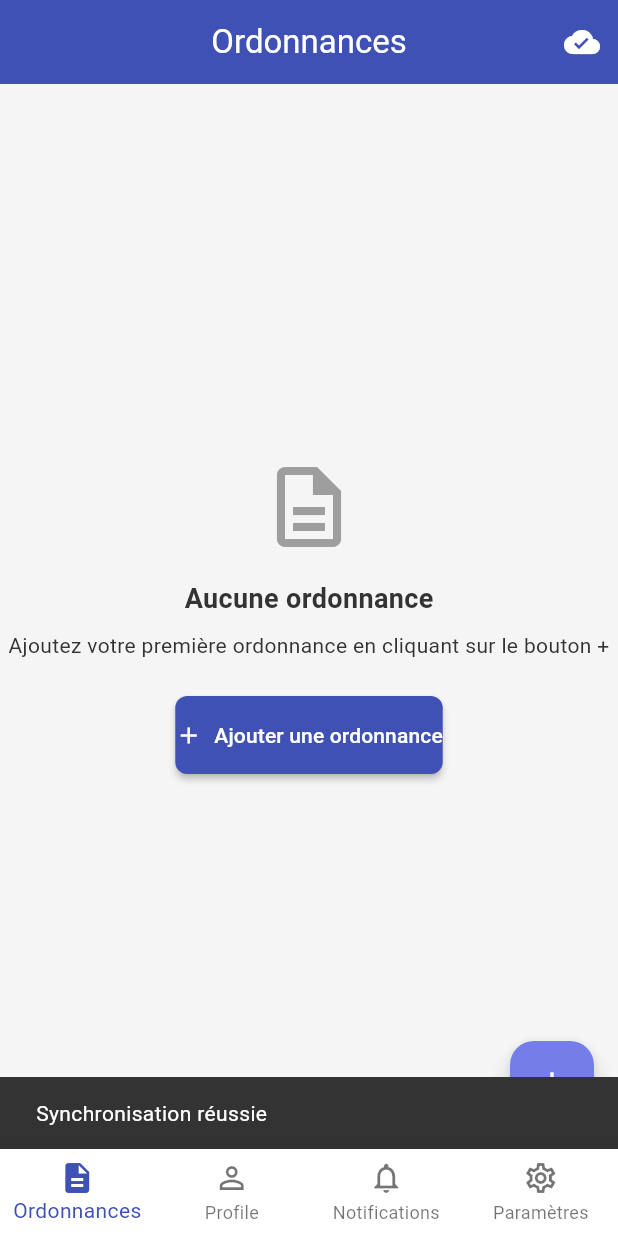
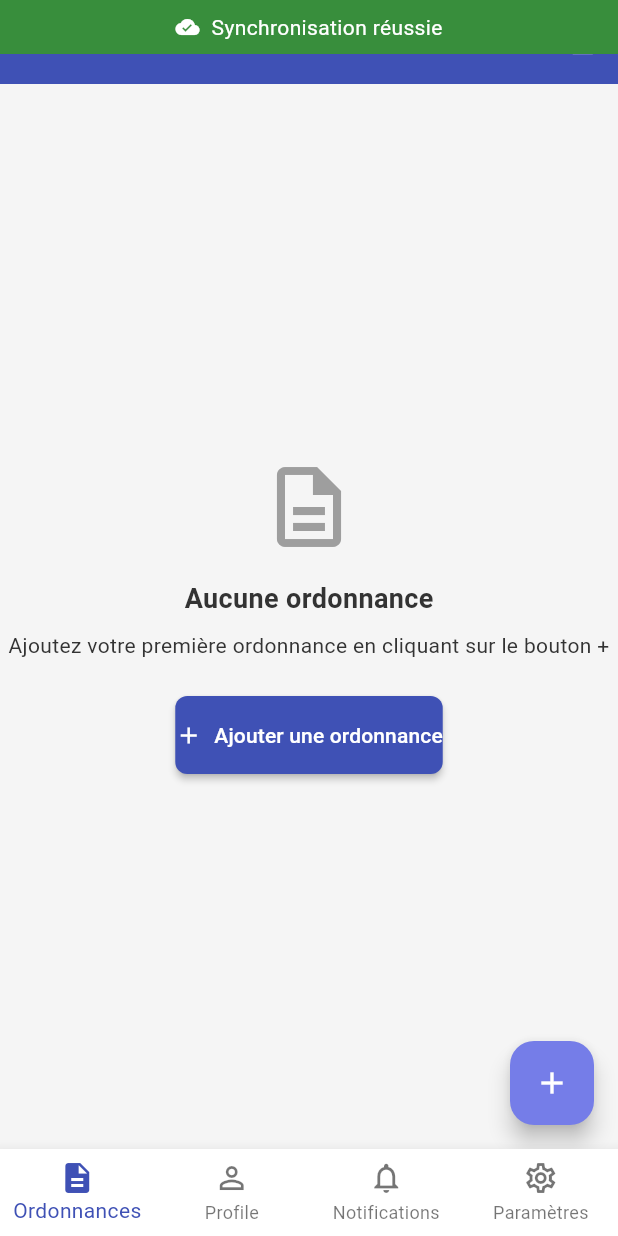
Before and after one commit to ThomasSAMP/prescription-manager-flutter, a Flutter app: the screen it shows once a user with an empty profile is signed in, after a tap on the "cloud done" icon, on a phone screen of 412 x 824 dp. Run offline on Flutter 3.47's test engine with Material 3 defaults, Android fonts, the phone set to English and light mode, and no system bars; our stand-ins replace cached_network_image, cloud_firestore, connectivity_plus, device_info_plus, dio, firebase_analytics and 19 more; missing offline and left inert: encrypt, workmanager; accounts and stored records are empty; generated files the repository leaves out were written again; statements that could not run were skipped; project files that could hold a hidden picture were left out.

Commit message:
add sync overlay & rework sync system

```diff
--- a/lib/core/di/register_module.dart
+++ b/lib/core/di/register_module.dart
@@ -10,6 +10,7 @@ import '../../shared/providers/sync_status_provider.dart';
 import '../config/env_config.dart';
 import '../network/dio_client.dart';
 import '../services/connectivity_service.dart';
+import '../services/sync_notification_service.dart';
 import 'injection.dart';
 
 @module
@@ -36,5 +37,6 @@ abstract class RegisterModule {
   AppNavigationObserver get navigationObserver => AppNavigationObserver();
 
   @lazySingleton
-  SyncStatusNotifier get syncStatusNotifier => SyncStatusNotifier(getIt<ConnectivityService>());
+  SyncStatusNotifier get syncStatusNotifier =>
+      SyncStatusNotifier(getIt<ConnectivityService>(), getIt<SyncNotificationService>());
 }
--- /dev/null
+++ b/lib/core/services/sync_notification_service.dart
@@ -0,0 +1,131 @@
+import 'dart:async';
+
+import 'package:injectable/injectable.dart';
+
+import '../../shared/widgets/sync_status_indicator.dart';
+import '../utils/logger.dart';
+
+@lazySingleton
+class SyncNotificationService {
+  // Contrôleur pour les notifications
+  final StreamController<SyncNotification> _notificationController =
+      StreamController<SyncNotification>.broadcast();
+
+  // Stream exposé pour que les autres parties de l'application puissent écouter les notifications
+  Stream<SyncNotification> get notifications => _notificationController.stream;
+
+  // Notification actuelle
+  SyncNotification? _currentNotification;
+  SyncNotification? get currentNotification => _currentNotification;
+
+  // Minuteur pour masquer automatiquement les notifications
+  Timer? _autoHideTimer;
+
+  // Afficher une notification de synchronisation
+  void showSyncing() {
+    _cancelAutoHideTimer();
+    _currentNotification = SyncNotification(
+      status: SyncStatus.syncing,
+      message: 'Synchronisation en cours...',
+      timestamp: DateTime.now(),
+    );
+    _notificationController.add(_currentNotification!);
+    AppLogger.debug('SyncNotificationService: Showing syncing notification');
+  }
+
+  // Afficher une notification de synchronisation réussie
+  void showSynced() {
+    _cancelAutoHideTimer();
+    _currentNotification = SyncNotification(
+      status: SyncStatus.synced,
+      message: 'Synchronisation réussie',
+      timestamp: DateTime.now(),
+    );
+    _notificationController.add(_currentNotification!);
+    AppLogger.debug('SyncNotificationService: Showing synced notification');
+
+    // Masquer automatiquement après 3 secondes
+    _autoHideTimer = Timer(const Duration(seconds: 3), hide);
+  }
+
+  // Afficher une notification d'erreur
+  void showError(String errorMessage) {
+    _cancelAutoHideTimer();
+    _currentNotification = SyncNotification(
+      status: SyncStatus.error,
+      message: 'Erreur: $errorMessage',
+      timestamp: DateTime.now(),
+    );
+    _notificationController.add(_currentNotification!);
+    AppLogger.debug('SyncNotificationService: Showing error notification');
+  }
+
+  // Afficher une notification de mode hors ligne
+  void showOffline() {
+    _cancelAutoHideTimer();
+    _currentNotification = SyncNotification(
+      status: SyncStatus.offline,
+      message: 'Mode hors ligne',
+      timestamp: DateTime.now(),
+    );
+    _notificationController.add(_currentNotification!);
+    AppLogger.debug('SyncNotificationService: Showing offline notification');
+  }
+
+  // Afficher une notification de synchronisation en attente
+  void showPendingSync(int count) {
+    _cancelAutoHideTimer();
+    _currentNotification = SyncNotification(
+      status: SyncStatus.pendingSync,
+      message: '$count modification${count > 1 ? 's' : ''} en attente',
+      timestamp: DateTime.now(),
+    );
+    _notificationController.add(_currentNotification!);
+    AppLogger.debug('SyncNotificationService: Showing pending sync notification');
+  }
+
+  // Masquer la notification actuelle
+  void hide() {
+    _cancelAutoHideTimer();
+    if (_currentNotification != null) {
+      _currentNotification = null;
+      _notificationController.add(SyncNotification.hidden());
+      AppLogger.debug('SyncNotificationService: Hiding notification');
+    }
+  }
+
+  // Annuler le minuteur d'auto-masquage
+  void _cancelAutoHideTimer() {
+    _autoHideTimer?.cancel();
+    _autoHideTimer = null;
+  }
+
+  // Nettoyer les ressources lors de la destruction du service
+  void dispose() {
+    _cancelAutoHideTimer();
+    _notificationController.close();
+  }
+}
+
+class SyncNotification {
+  final SyncStatus status;
+  final String message;
+  final DateTime timestamp;
+  final bool isVisible;
+
+  SyncNotification({
+    required this.status,
+    required this.message,
+    required this.timestamp,
+    this.isVisible = true,
+  });
+
+  factory SyncNotification.hidden() {
+    return SyncNotification(
+      status: SyncStatus.synced,
+      message: '',
+      timestamp: DateTime.now(),
+      isVisible: false,
+    );
+  }
+}
--- a/lib/core/services/sync_service.dart
+++ b/lib/core/services/sync_service.dart
@@ -5,14 +5,21 @@ import '../../features/prescriptions/repositories/ordonnance_repository.dart';
 import '../../shared/providers/sync_status_provider.dart';
 import '../../shared/widgets/sync_status_indicator.dart';
 import '../utils/logger.dart';
+import 'sync_notification_service.dart';
 
 @lazySingleton
 class SyncService {
   final MedicamentRepository _medicamentRepository;
   final OrdonnanceRepository _ordonnanceRepository;
   final SyncStatusNotifier _syncStatusNotifier;
+  final SyncNotificationService _syncNotificationService;
 
-  SyncService(this._medicamentRepository, this._ordonnanceRepository, this._syncStatusNotifier);
+  SyncService(
+    this._medicamentRepository,
+    this._ordonnanceRepository,
+    this._syncStatusNotifier,
+    this._syncNotificationService,
+  );
 
   Future<void> initialize() async {
     try {
@@ -24,6 +31,7 @@ class SyncService {
       if (_syncStatusNotifier.state.status != SyncStatus.offline &&
           getPendingOperationsCount() > 0) {
         _syncStatusNotifier.setPendingOperationsCount(getPendingOperationsCount());
+        _syncNotificationService.showPendingSync(getPendingOperationsCount());
       }
 
       AppLogger.debug(
@@ -38,6 +46,7 @@ class SyncService {
   Future<void> syncAll() async {
     try {
       _syncStatusNotifier.setSyncing();
+      _syncNotificationService.showSyncing();
 
       // Synchroniser les ordonnances d'abord
       await _ordonnanceRepository.syncWithServer();
@@ -46,10 +55,13 @@ class SyncService {
       await _medicamentRepository.syncWithServer();
 
       _syncStatusNotifier.setSynced();
+      _syncNotificationService.showSynced();
+
       AppLogger.info('All data synchronized successfully');
     } catch (e) {
       AppLogger.error('Error synchronizing data', e);
       _syncStatusNotifier.setError('Erreur de synchronisation: ${e.toString()}');
+      _syncNotificationService.showError(e.toString());
       rethrow;
     }
   }
@@ -68,6 +80,11 @@ class SyncService {
 
   /// Met à jour le compteur d'opérations en attente
   void updatePendingOperationsCount() {
-    _syncStatusNotifier.setPendingOperationsCount(getPendingOperationsCount());
+    final count = getPendingOperationsCount();
+    _syncStatusNotifier.setPendingOperationsCount(count);
+
+    if (count > 0) {
+      _syncNotificationService.showPendingSync(count);
+    }
   }
 }
--- a/lib/features/prescriptions/presentation/screens/medicament_detail_screen.dart
+++ b/lib/features/prescriptions/presentation/screens/medicament_detail_screen.dart
@@ -72,17 +72,8 @@ class _MedicamentDetailScreenState extends ConsumerState<MedicamentDetailScreen>
   // Méthode pour le pull-to-refresh
   Future<void> _refreshData() async {
     try {
-      // Mettre à jour l'état de synchronisation
-      ref.read(syncStatusProvider.notifier).setSyncing();
-
       // Synchroniser les données avec le serveur
       await getIt<SyncService>().syncAll();
-
-      if (mounted) {
-        ScaffoldMessenger.of(
-          context,
-        ).showSnackBar(const SnackBar(content: Text('Données synchronisées avec succès')));
-      }
     } catch (e) {
       // Marquer l'erreur
       ref.read(syncStatusProvider.notifier).setError('Erreur: ${e.toString()}');
--- a/lib/features/prescriptions/presentation/screens/ordonnance_detail_screen.dart
+++ b/lib/features/prescriptions/presentation/screens/ordonnance_detail_screen.dart
@@ -64,17 +64,8 @@ class _OrdonnanceDetailScreenState extends ConsumerState<OrdonnanceDetailScreen>
   // Méthode pour le pull-to-refresh
   Future<void> _refreshData() async {
     try {
-      // Mettre à jour l'état de synchronisation
-      ref.read(syncStatusProvider.notifier).setSyncing();
-
       // Synchroniser les données avec le serveur
       await getIt<SyncService>().syncAll();
-
-      if (mounted) {
-        ScaffoldMessenger.of(
-          context,
-        ).showSnackBar(const SnackBar(content: Text('Données synchronisées avec succès')));
-      }
     } catch (e) {
       // Marquer l'erreur
       ref.read(syncStatusProvider.notifier).setError('Erreur: ${e.toString()}');
--- a/lib/features/prescriptions/presentation/screens/ordonnance_list_screen.dart
+++ b/lib/features/prescriptions/presentation/screens/ordonnance_list_screen.dart
@@ -67,21 +67,12 @@ class _OrdonnanceListScreenState extends ConsumerState<OrdonnanceListScreen> {
   // Méthode pour le pull-to-refresh
   Future<void> _refreshData() async {
     try {
-      // Mettre à jour l'état de synchronisation
-      ref.read(syncStatusProvider.notifier).setSyncing();
-
       // Forcer le rechargement des ordonnances et des médicaments
       await ref.read(ordonnanceProvider.notifier).forceReload();
       await ref.read(allMedicamentsProvider.notifier).forceReload();
 
       // Synchroniser les données avec le serveur
       await getIt<SyncService>().syncAll();
-
-      if (mounted) {
-        ScaffoldMessenger.of(
-          context,
-        ).showSnackBar(const SnackBar(content: Text('Données synchronisées avec succès')));
-      }
     } catch (e) {
       // Marquer l'erreur
       ref.read(syncStatusProvider.notifier).setError('Erreur: ${e.toString()}');
--- a/lib/main.dart
+++ b/lib/main.dart
@@ -14,6 +14,7 @@ import 'features/prescriptions/services/medication_notification_service.dart';
 import 'routes/app_router.dart';
 import 'shared/providers/event_provider.dart';
 import 'shared/providers/theme_provider.dart';
+import 'shared/widgets/sync_notification_overlay.dart';
 import 'shared/widgets/update_dialog.dart';
 import 'theme/app_theme.dart';
 
@@ -117,6 +118,9 @@ class _MyAppState extends ConsumerState<MyApp> {
       routeInformationParser: router.routeInformationParser,
       routeInformationProvider: router.routeInformationProvider,
       debugShowCheckedModeBanner: false,
+      builder: (context, child) {
+        return SyncNotificationOverlay(child: child ?? const SizedBox.shrink());
+      },
     );
   }
 }
--- a/lib/shared/providers/sync_status_provider.dart
+++ b/lib/shared/providers/sync_status_provider.dart
@@ -1,6 +1,8 @@
 import 'package:flutter_riverpod/flutter_riverpod.dart';
 
+import '../../core/di/injection.dart';
 import '../../core/services/connectivity_service.dart';
+import '../../core/services/sync_notification_service.dart';
 import '../widgets/sync_status_indicator.dart';
 
 class SyncStatusState {
@@ -26,8 +28,9 @@ class SyncStatusState {
 
 class SyncStatusNotifier extends StateNotifier<SyncStatusState> {
   final ConnectivityService _connectivityService;
+  final SyncNotificationService _syncNotificationService;
 
-  SyncStatusNotifier(this._connectivityService)
+  SyncStatusNotifier(this._connectivityService, this._syncNotificationService)
     : super(
         SyncStatusState(
           status:
@@ -43,26 +46,32 @@ class SyncStatusNotifier extends StateNotifier<SyncStatusState> {
   void _handleConnectivityChange(ConnectionStatus status) {
     if (status == ConnectionStatus.offline) {
       state = state.copyWith(status: SyncStatus.offline);
+      _syncNotificationService.showOffline();
     } else if (state.status == SyncStatus.offline) {
       // Si nous étions hors ligne et sommes maintenant en ligne
       if (state.pendingOperationsCount > 0) {
         state = state.copyWith(status: SyncStatus.pendingSync);
+        _syncNotificationService.showPendingSync(state.pendingOperationsCount);
       } else {
         state = state.copyWith(status: SyncStatus.synced);
+        // Pas besoin de notification ici
       }
     }
   }
 
   void setSyncing() {
     state = state.copyWith(status: SyncStatus.syncing, clearError: true);
+    _syncNotificationService.showSyncing();
   }
 
   void setSynced() {
     state = state.copyWith(status: SyncStatus.synced, clearError: true, pendingOperationsCount: 0);
+    _syncNotificationService.showSynced();
   }
 
   void setError(String message) {
     state = state.copyWith(status: SyncStatus.error, errorMessage: message);
+    _syncNotificationService.showError(message);
   }
 
   void setPendingOperationsCount(int count) {
@@ -70,11 +79,18 @@ class SyncStatusNotifier extends StateNotifier<SyncStatusState> {
       pendingOperationsCount: count,
       status: count > 0 ? SyncStatus.pendingSync : state.status,
     );
+
+    if (count > 0) {
+      _syncNotificationService.showPendingSync(count);
+    }
   }
 }
 
 final syncStatusProvider = StateNotifierProvider<SyncStatusNotifier, SyncStatusState>((ref) {
-  return SyncStatusNotifier(ref.watch(connectivityServiceProvider));
+  return SyncStatusNotifier(
+    ref.watch(connectivityServiceProvider),
+    getIt<SyncNotificationService>(),
+  );
 });
 
 // Fournir ConnectivityService via un provider
--- a/lib/shared/widgets/app_bar.dart
+++ b/lib/shared/widgets/app_bar.dart
@@ -62,13 +62,6 @@ class AppBarWidget extends ConsumerWidget implements PreferredSizeWidget {
                     try {
                       // Utiliser le service de synchronisation
                       await getIt<SyncService>().syncAll();
-
-                      // Mettre à jour l'UI si nécessaire
-                      if (context.mounted) {
-                        ScaffoldMessenger.of(
-                          context,
-                        ).showSnackBar(const SnackBar(content: Text('Synchronisation réussie')));
-                      }
                     } catch (e) {
                       // Afficher une notification d'erreur
                       if (context.mounted) {
--- a/lib/shared/widgets/app_scaffold.dart
+++ b/lib/shared/widgets/app_scaffold.dart
@@ -4,7 +4,6 @@ import 'package:go_router/go_router.dart';
 import '../../core/di/injection.dart';
 import '../../core/services/haptic_service.dart';
 import '../models/tab_item.dart';
-import 'connectivity_indicator.dart';
 
 class AppScaffold extends StatelessWidget {
   final Widget child;
@@ -40,14 +39,7 @@ class AppScaffold extends StatelessWidget {
         return await _showExitDialog(context) ?? false;
       },
       child: Scaffold(
-        body: Column(
-          children: [
-            // Ajouter l'indicateur de connectivité en haut
-            const ConnectivityIndicator(),
-            // Contenu principal
-            Expanded(child: child),
-          ],
-        ),
+        body: child,
         bottomNavigationBar: BottomNavigationBar(
           type: BottomNavigationBarType.fixed,
           currentIndex: _getCurrentIndex(),
--- /dev/null
+++ b/lib/shared/widgets/sync_notification_overlay.dart
@@ -0,0 +1,151 @@
+import 'package:flutter/material.dart';
+import 'package:flutter_riverpod/flutter_riverpod.dart';
+
+import '../../core/di/injection.dart';
+import '../../core/services/sync_notification_service.dart';
+import 'sync_status_indicator.dart';
+
+class SyncNotificationOverlay extends ConsumerStatefulWidget {
+  final Widget child;
+
+  const SyncNotificationOverlay({super.key, required this.child});
+
+  @override
+  ConsumerState<SyncNotificationOverlay> createState() => _SyncNotificationOverlayState();
+}
+
+class _SyncNotificationOverlayState extends ConsumerState<SyncNotificationOverlay>
+    with SingleTickerProviderStateMixin {
+  final SyncNotificationService _notificationService = getIt<SyncNotificationService>();
+  late AnimationController _animationController;
+  late Animation<double> _animation;
+  bool _isVisible = false;
+  SyncNotification? _currentNotification;
+
+  @override
+  void initState() {
+    super.initState();
+
+    // Initialiser le contrôleur d'animation
+    _animationController = AnimationController(
+      vsync: this,
+      duration: const Duration(milliseconds: 300),
+    );
+
+    _animation = CurvedAnimation(parent: _animationController, curve: Curves.easeInOut);
+
+    // Écouter les notifications
+    _notificationService.notifications.listen(_handleNotification);
+  }
+
+  @override
+  void dispose() {
+    _animationController.dispose();
+    super.dispose();
+  }
+
+  void _handleNotification(SyncNotification notification) {
+    if (!mounted) return;
+
+    setState(() {
+      _currentNotification = notification;
+      _isVisible = notification.isVisible;
+    });
+
+    if (_isVisible) {
+      _animationController.forward();
+    } else {
+      _animationController.reverse();
+    }
+  }
+
+  Color _getBackgroundColor(SyncStatus status) {
+    switch (status) {
+      case SyncStatus.synced:
+        return Colors.green.shade700;
+      case SyncStatus.syncing:
+        return Colors.blue.shade700;
+      case SyncStatus.pendingSync:
+        return Colors.orange.shade700;
+      case SyncStatus.error:
+        return Colors.red.shade700;
+      case SyncStatus.offline:
+        return Colors.grey.shade700;
+    }
+  }
+
+  IconData _getIcon(SyncStatus status) {
+    switch (status) {
+      case SyncStatus.synced:
+        return Icons.cloud_done;
+      case SyncStatus.syncing:
+        return Icons.sync;
+      case SyncStatus.pendingSync:
+        return Icons.cloud_queue;
+      case SyncStatus.error:
+        return Icons.cloud_off;
+      case SyncStatus.offline:
+        return Icons.wifi_off;
+    }
+  }
+
+  @override
+  Widget build(BuildContext context) {
+    return Stack(
+      children: [
+        widget.child,
+        if (_currentNotification != null && _isVisible)
+          Positioned(
+            top: 0,
+            left: 0,
+            right: 0,
+            child: AnimatedBuilder(
+              animation: _animation,
+              builder: (context, child) {
+                return Transform.translate(
+                  offset: Offset(0, -48 * (1 - _animation.value)),
+                  child: Opacity(opacity: _animation.value, child: child),
+                );
+              },
+              child: Material(
+                color: _getBackgroundColor(_currentNotification!.status),
+                child: SafeArea(
+                  child: Padding(
+                    padding: const EdgeInsets.symmetric(vertical: 8, horizontal: 16),
+                    child: Row(
+                      mainAxisAlignment: MainAxisAlignment.center,
+                      children: [
+                        if (_currentNotification!.status == SyncStatus.syncing)
+                          const SizedBox(
+                            width: 16,
+                            height: 16,
+                            child: CircularProgressIndicator(
+                              strokeWidth: 2,
+                              valueColor: AlwaysStoppedAnimation<Color>(Colors.white),
+                            ),
+                          )
+                        else
+                          Icon(
+                            _getIcon(_currentNotification!.status),
+                            color: Colors.white,
+                            size: 16,
+                          ),
+                        const SizedBox(width: 8),
+                        Flexible(
+                          child: Text(
+                            _currentNotification!.message,
+                            style: const TextStyle(color: Colors.white),
+                            overflow: TextOverflow.ellipsis,
+                          ),
+                        ),
+                      ],
+                    ),
+                  ),
+                ),
+              ),
+            ),
+          ),
+      ],
+    );
+  }
+}
```
